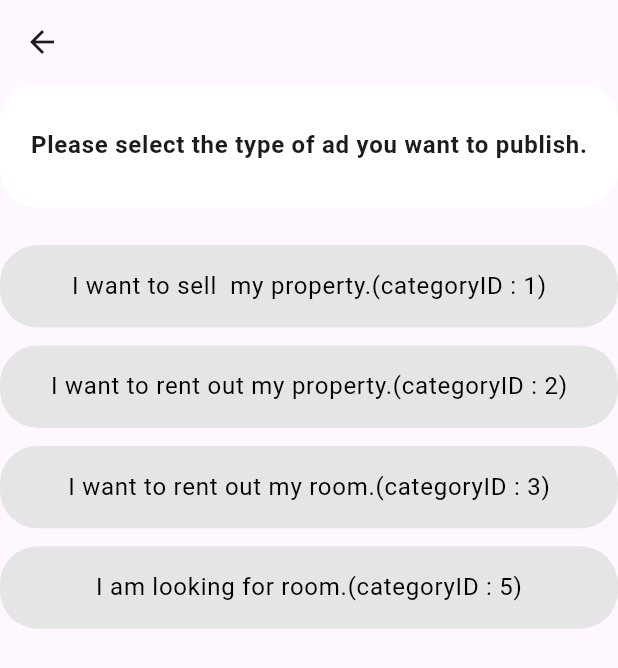
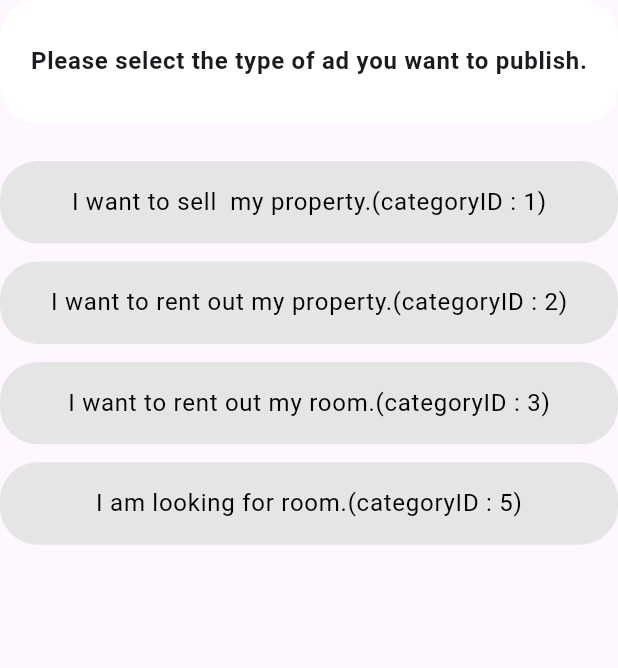
Before and after one commit to KaanMasc/Real-Estate-Mobile-Application-with-Bloc, a Flutter app: the StepOneForm widget shown alone on an empty page, opened directly, on a phone screen of 412 x 824 dp. Shown: the top 668 px of the screen. Run offline on Flutter 3.47's test engine with Material 3 defaults, Android fonts, the phone set to English and light mode, and no system bars; our stand-ins replace bloc, card_swiper, cloud_firestore, equatable, firebase_auth, firebase_core and 4 more; missing offline and left inert: firebase_ui_auth; accounts and stored records are empty.

Commit message:
edited widget

```diff
--- a/lib/features/authentication/sign_in/cubit/signin_cubit.dart
+++ b/lib/features/authentication/sign_in/cubit/signin_cubit.dart
@@ -3,7 +3,6 @@ import 'package:api/features/main_page/main_page.dart';
 import 'package:equatable/equatable.dart';
 import 'package:firebase_auth/firebase_auth.dart';
 import 'package:flutter/material.dart';
-import 'package:flutter/widgets.dart';
 import 'package:flutter_bloc/flutter_bloc.dart';
 import '../../../../core/auth_exception_handler.dart';
 part 'signin_state.dart';
--- a/lib/features/home_page.dart/homepage.dart
+++ b/lib/features/home_page.dart/homepage.dart
@@ -3,8 +3,6 @@ import 'package:api/features/home_page.dart/widgets/general/preview_card_deck.da
 import 'package:api/features/home_page.dart/widgets/atomic/animated_search_bar.dart';
 import 'package:api/product/utility/paddings.dart';
 import 'package:flutter/material.dart';
-
-import 'widgets/general/custom_page_indicator.dart';
 
 class HomePage extends StatelessWidget {
   const HomePage({super.key});
--- a/lib/features/post_ad_page/post_steps/step_one_form.dart
+++ b/lib/features/post_ad_page/post_steps/step_one_form.dart
@@ -7,19 +7,24 @@ class StepOneForm extends StatelessWidget {
 
   @override
   Widget build(BuildContext context) {
-    return Scaffold(
-      appBar: AppBar(),
-      body: const Column(
-        children: [
-          PostQuestionBox(
-              text: "Please select the type of ad you want to publish."),
-          SizedBox(height: 25),
-          PostAdButton(text: 'I want to sell  my property.(categoryID : 1)', categoryId: "1",),
-          PostAdButton(text: 'I want to rent out my property.(categoryID : 2)',categoryId: "2"),
-          PostAdButton(text: 'I want to rent out my room.(categoryID : 3)',categoryId: "3"),
-          PostAdButton(text: 'I am looking for room.(categoryID : 5)',categoryId: "5"),
-        ],
-      ),
+    return const Column(
+      children: [
+        PostQuestionBox(
+            text: "Please select the type of ad you want to publish."),
+        SizedBox(height: 25),
+        PostAdButton(
+          text: 'I want to sell  my property.(categoryID : 1)',
+          categoryId: "1",
+        ),
+        PostAdButton(
+            text: 'I want to rent out my property.(categoryID : 2)',
+            categoryId: "2"),
+        PostAdButton(
+            text: 'I want to rent out my room.(categoryID : 3)',
+            categoryId: "3"),
+        PostAdButton(
+            text: 'I am looking for room.(categoryID : 5)', categoryId: "5"),
+      ],
     );
   }
 }
--- a/lib/features/post_ad_page/post_steps/step_three_form_property.dart
+++ b/lib/features/post_ad_page/post_steps/step_three_form_property.dart
@@ -29,9 +29,7 @@ class _StepThreeFormState extends State<StepThreeForm> {
 
   @override
   Widget build(BuildContext context) {
-    return Scaffold(
-      appBar: AppBar(),
-      body: Padding(
+    return Padding(
       padding: const EdgeInsets.all(8.0),
       child: Column(
         crossAxisAlignment: CrossAxisAlignment.start,
@@ -58,7 +56,6 @@ class _StepThreeFormState extends State<StepThreeForm> {
               (value) => _bedroomCount = value),
           _buildYearDropdownButton(),
         ],
-        ),
       ),
     );
   }
--- a/lib/main.dart
+++ b/lib/main.dart
@@ -1,4 +1,5 @@
 import 'package:api/features/authentication/register/cubit/register_cubit.dart';
+import 'package:api/features/authentication/register/register_page.dart';
 import 'package:api/features/authentication/sign_in/cubit/signin_cubit.dart';
 import 'package:api/features/main_page/main_page.dart';
 import 'package:api/features/post_ad_page/bloc/ad_bloc.dart';
@@ -38,7 +39,7 @@ class MyApp extends StatelessWidget {
           ),
           BlocProvider<AdBloc>(create: (BuildContext context) => AdBloc()),
         ],
-        child: MainPage(),
+        child: RegisterPage(),
       ),
       theme: ThemeData.light(
         useMaterial3: true,
```
Also changed, not shown: lib/features/post_ad_page/post_steps/step_five_form.dart (+3 -7 lines), lib/features/post_ad_page/post_steps/step_four_form.dart (+2 -6 lines), lib/features/post_ad_page/post_steps/step_three_form_person.dart (+10 -8 lines), lib/features/post_ad_page/post_steps/step_two_form.dart (+5 -8 lines). Lines whose indentation alone changed are shown as unchanged.
